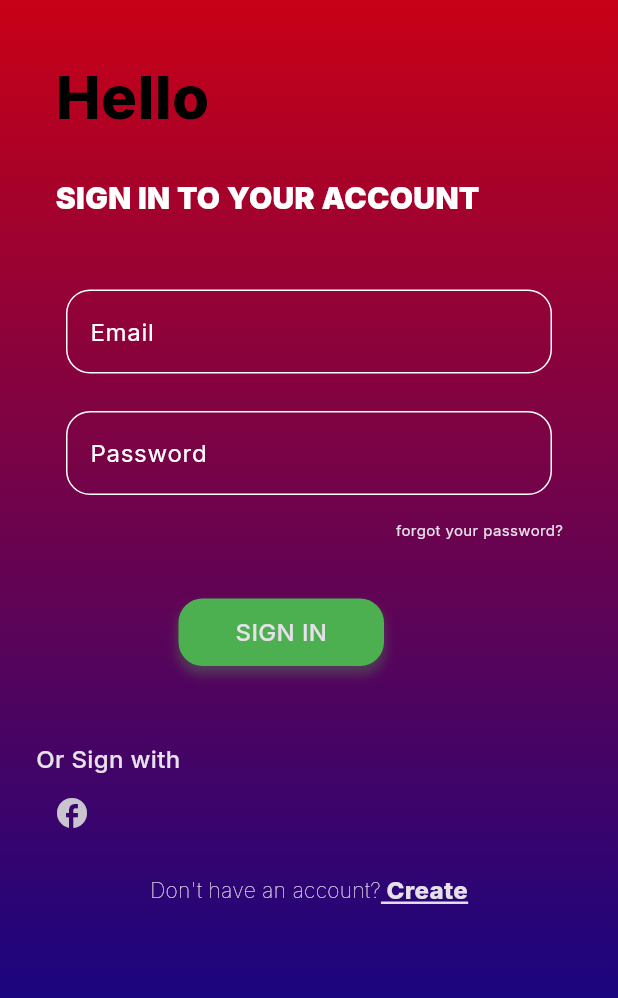
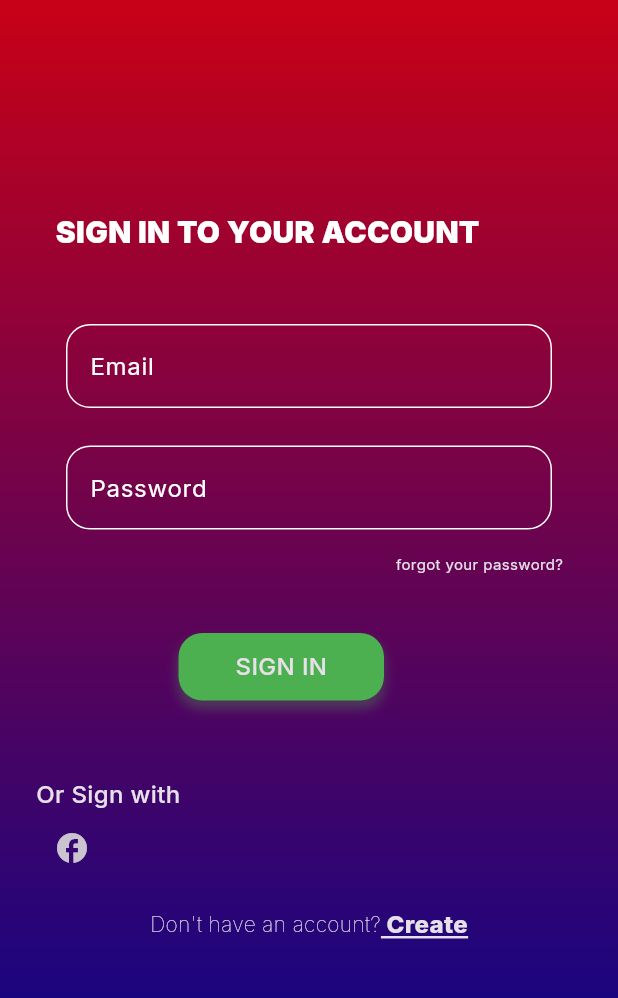
Before and after one commit to seifmoustafa/read_it, a Flutter app: the screen it shows after launch, on a phone screen of 412 x 824 dp, the part 213-1211 px from its top. Run offline on Flutter 3.47's test engine with Material 3 defaults, Android fonts, the phone set to English and light mode, and no system bars; our stand-ins replace go_router, google_fonts.

Commit message:
change sign in view

```diff
--- a/lib/core/utils/app_logo_text.dart
+++ b/lib/core/utils/app_logo_text.dart
@@ -8,11 +8,7 @@ class AppLogoText extends StatelessWidget {
   Widget build(BuildContext context) {
     return const Row(children: [
       Text(
-        'READ ',
-        style: Styles.textStyle64,
-      ),
-      Text(
-        'IT',
+        'READ IT',
         style: Styles.textStyle64,
       ),
     ]);
--- a/lib/features/auth/login/widgets/login_section.dart
+++ b/lib/features/auth/login/widgets/login_section.dart
@@ -104,7 +104,7 @@ class LoginSection extends StatelessWidget {
               )
             ],
           ),
-          const SizedBox(height: 89),
+          SizedBox(height: 89),
         ],
       ),
     );
--- a/lib/features/auth/login/widgets/login_title_section.dart
+++ b/lib/features/auth/login/widgets/login_title_section.dart
@@ -15,15 +15,7 @@ class LoginTitleSection extends StatelessWidget {
           padding: EdgeInsets.only(left: 28),
           child: AppLogoText(),
         ),
-        SizedBox(height: 36),
-        Padding(
-          padding: EdgeInsets.only(left: 37),
-          child: Text(
-            'Hello',
-            style: Styles.textStyle40,
-          ),
-        ),
-        SizedBox(height: 24),
+        SizedBox(height: 140),
       ],
     );
   }
--- a/lib/features/auth/login/widgets/login_view_body.dart
+++ b/lib/features/auth/login/widgets/login_view_body.dart
@@ -9,13 +9,17 @@ class LoginViewBody extends StatelessWidget {
 
   @override
   Widget build(BuildContext context) {
-    return const SingleChildScrollView(
+    return SizedBox(
+      height: MediaQuery.of(context).size.height,
+      child: const SingleChildScrollView(
+          // physics: NeverScrollableScrollPhysics(),
           child: Column(
         crossAxisAlignment: CrossAxisAlignment.start,
         children: [
           LoginTitleSection(),
           LoginSection(),
         ],
-    ));
+      )),
+    );
   }
 }
```
Lines whose indentation alone changed are shown as unchanged.
